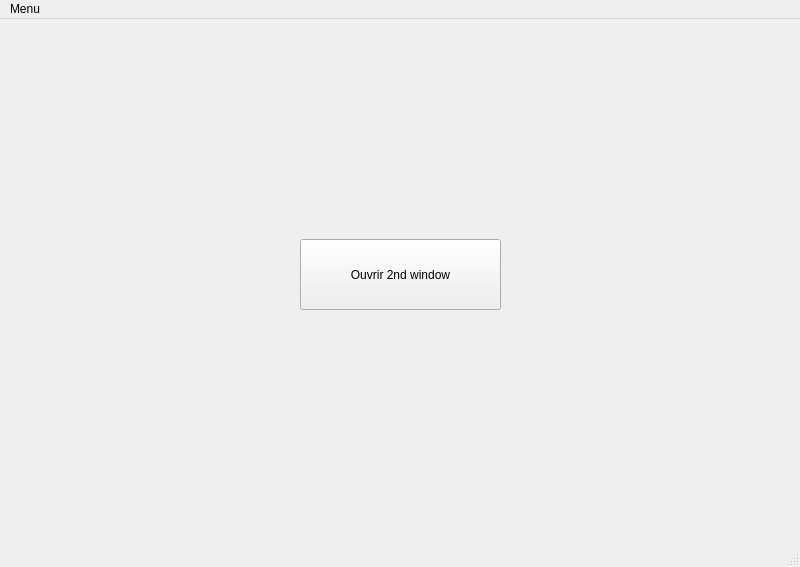
Above: cdg/mainwindow.ui from Di-mascio/Cdg before the change. Below: the same form after it.
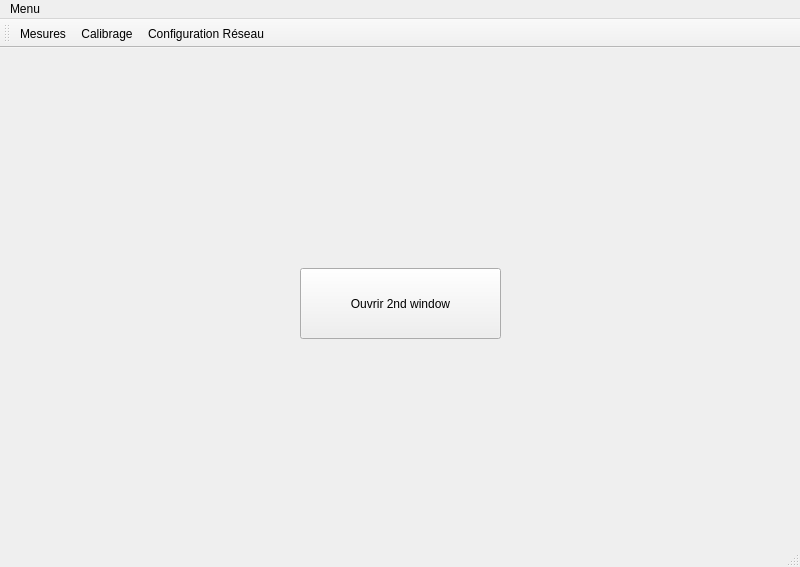
That is the form after the change. Icons and pictures are not drawn.

Commit message: création d'une toolbar

What changed in the file:
```diff
--- a/cdg/mainwindow.ui
+++ b/cdg/mainwindow.ui
@@ -112,6 +112,20 @@
    <addaction name="menuCalibrage"/>
   </widget>
   <widget class="QStatusBar" name="statusbar"/>
+  <widget class="QToolBar" name="toolBar">
+   <property name="windowTitle">
+    <string>toolBar</string>
+   </property>
+   <attribute name="toolBarArea">
+    <enum>TopToolBarArea</enum>
+   </attribute>
+   <attribute name="toolBarBreak">
+    <bool>false</bool>
+   </attribute>
+   <addaction name="actionMesures"/>
+   <addaction name="actionCalibrage"/>
+   <addaction name="actionConfiguration_R_seau"/>
+  </widget>
   <action name="actionMesures">
    <property name="text">
     <string>Mesures</string>
```
Left out of the diff: 12 changed lines with no effect on the pictures.
